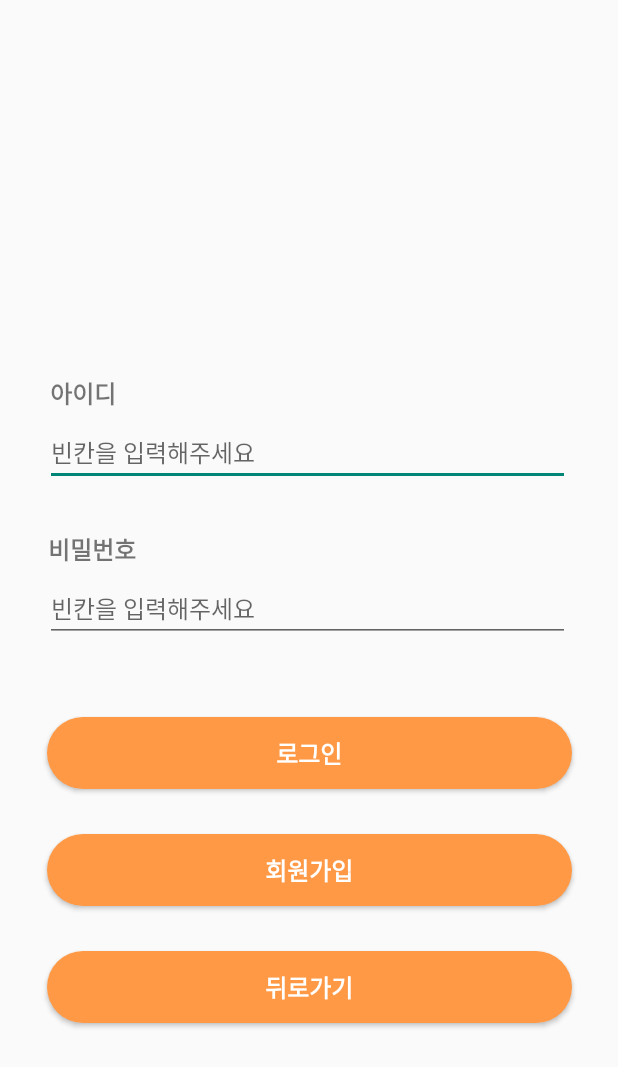
After one commit to kgdrjsen/Together, an Android app: the SignInActivity screen opened directly, with no data from a screen before it, on a phone screen of 412 x 824 dp. The commit adds this screen. Shown: the top 1067 px of the screen. Run offline under Robolectric (Android 15) with nearby library versions, the phone set to English and light mode, and no system bars.

Commit message:
추가1 : signup, signin Activity

```diff
--- a/app/src/main/AndroidManifest.xml
+++ b/app/src/main/AndroidManifest.xml
@@ -13,6 +13,12 @@
         android:theme="@style/Theme.Together"
         tools:targetApi="31">
         <activity
+            android:name=".SignUpActivity"
+            android:exported="false" />
+        <activity
+            android:name=".SignInActivity"
+            android:exported="false" />
+        <activity
             android:name=".MainActivity"
             android:exported="true">
             <intent-filter>
--- /dev/null
+++ b/app/src/main/java/com/android/together/SignInActivity.kt
@@ -0,0 +1,11 @@
+package com.android.together
+
+import androidx.appcompat.app.AppCompatActivity
+import android.os.Bundle
+
+class SignInActivity : AppCompatActivity() {
+    override fun onCreate(savedInstanceState: Bundle?) {
+        super.onCreate(savedInstanceState)
+        setContentView(R.layout.activity_sign_in)
+    }
+}
--- a/app/src/main/res/layout/activity_main.xml
+++ b/app/src/main/res/layout/activity_main.xml
@@ -6,13 +6,13 @@
     android:layout_height="match_parent"
     tools:context=".MainActivity">
 
-    <TextView
+    <Button
+        android:id="@+id/button"
         android:layout_width="wrap_content"
         android:layout_height="wrap_content"
-        android:text="Hello World!"
+        android:text="Button"
         app:layout_constraintBottom_toBottomOf="parent"
         app:layout_constraintEnd_toEndOf="parent"
         app:layout_constraintStart_toStartOf="parent"
         app:layout_constraintTop_toTopOf="parent" />
-
 </androidx.constraintlayout.widget.ConstraintLayout>
--- /dev/null
+++ b/app/src/main/res/layout/activity_sign_in.xml
@@ -0,0 +1,108 @@
+<?xml version="1.0" encoding="utf-8"?>
+<androidx.constraintlayout.widget.ConstraintLayout xmlns:android="http://schemas.android.com/apk/res/android"
+    xmlns:app="http://schemas.android.com/apk/res-auto"
+    xmlns:tools="http://schemas.android.com/tools"
+    android:layout_width="match_parent"
+    android:layout_height="match_parent"
+    tools:context=".SignInActivity">
+
+    <ImageView
+        android:id="@+id/signin_ig"
+        android:layout_width="150dp"
+        android:layout_height="150dp"
+        android:layout_marginTop="50dp"
+        app:layout_constraintEnd_toEndOf="parent"
+        app:layout_constraintStart_toStartOf="parent"
+        app:layout_constraintTop_toTopOf="parent" />
+
+    <TextView
+        android:id="@+id/signin_id"
+        style="@style/text16.Bold"
+        android:layout_width="wrap_content"
+        android:layout_height="wrap_content"
+        android:layout_marginTop="50dp"
+        android:text="@string/id"
+        app:layout_constraintBottom_toTopOf="@+id/signin_et1"
+        app:layout_constraintEnd_toEndOf="parent"
+        app:layout_constraintHorizontal_bias="0.09"
+        app:layout_constraintStart_toStartOf="parent"
+        app:layout_constraintTop_toBottomOf="@+id/signin_ig" />
+
+    <EditText
+        android:id="@+id/signin_et1"
+        style="@style/text16"
+        android:layout_width="350dp"
+        android:layout_height="wrap_content"
+        android:layout_marginTop="5dp"
+        android:hint="@string/edit_hint"
+        android:inputType="text|textAutoCorrect"
+        app:layout_constraintEnd_toEndOf="parent"
+        app:layout_constraintHorizontal_bias="0.48"
+        app:layout_constraintStart_toStartOf="parent"
+        app:layout_constraintTop_toBottomOf="@id/signin_id" />
+
+    <TextView
+        android:id="@+id/signin_pw"
+        style="@style/text16.Bold"
+        android:layout_width="wrap_content"
+        android:layout_height="wrap_content"
+        android:layout_marginTop="30dp"
+        android:text="@string/pw"
+        app:layout_constraintEnd_toEndOf="parent"
+        app:layout_constraintHorizontal_bias="0.09"
+        app:layout_constraintStart_toStartOf="parent"
+        app:layout_constraintTop_toBottomOf="@id/signin_et1" />
+
+    <EditText
+        android:id="@+id/signin_et2"
+        style="@style/text16"
+        android:layout_width="350dp"
+        android:layout_height="wrap_content"
+        android:layout_marginTop="5dp"
+        android:hint="@string/edit_hint"
+        android:inputType="textPassword"
+        app:layout_constraintEnd_toEndOf="parent"
+        app:layout_constraintHorizontal_bias="0.48"
+        app:layout_constraintStart_toStartOf="parent"
+        app:layout_constraintTop_toBottomOf="@id/signin_pw" />
+
+    <Button
+        android:id="@+id/btn_signin"
+        style="@style/text16.Bold"
+        android:layout_width="350dp"
+        android:layout_height="wrap_content"
+        android:layout_marginTop="50dp"
+        android:background="@drawable/button_radius30"
+        android:text="@string/log_in"
+        android:textColor="@color/white"
+        app:layout_constraintEnd_toEndOf="parent"
+        app:layout_constraintStart_toStartOf="parent"
+        app:layout_constraintTop_toBottomOf="@id/signin_et2" />
+
+    <Button
+        android:id="@+id/btn_signup"
+        style="@style/text16.Bold"
+        android:layout_width="350dp"
+        android:layout_height="wrap_content"
+        android:layout_marginTop="30dp"
+        android:background="@drawable/button_radius30"
+        android:text="@string/sign_up"
+        android:textColor="@color/white"
+        app:layout_constraintEnd_toEndOf="parent"
+        app:layout_constraintStart_toStartOf="parent"
+        app:layout_constraintTop_toBottomOf="@id/btn_signin" />
+
+    <Button
+        android:id="@+id/btn_signin_back"
+        style="@style/text16.Bold"
+        android:layout_width="350dp"
+        android:layout_height="wrap_content"
+        android:layout_marginTop="30dp"
+        android:background="@drawable/button_radius30"
+        android:text="@string/back"
+        android:textColor="@color/white"
+        app:layout_constraintEnd_toEndOf="parent"
+        app:layout_constraintStart_toStartOf="parent"
+        app:layout_constraintTop_toBottomOf="@id/btn_signup" />
+
+</androidx.constraintlayout.widget.ConstraintLayout>
```
Also changed, not shown: app/src/main/java/com/android/together/MainActivity.kt (+8 -0 lines), app/src/main/java/com/android/together/SignUpActivity.kt (added, +11 -0 lines), app/src/main/res/layout/activity_sign_up.xml (added, +170 -0 lines).
